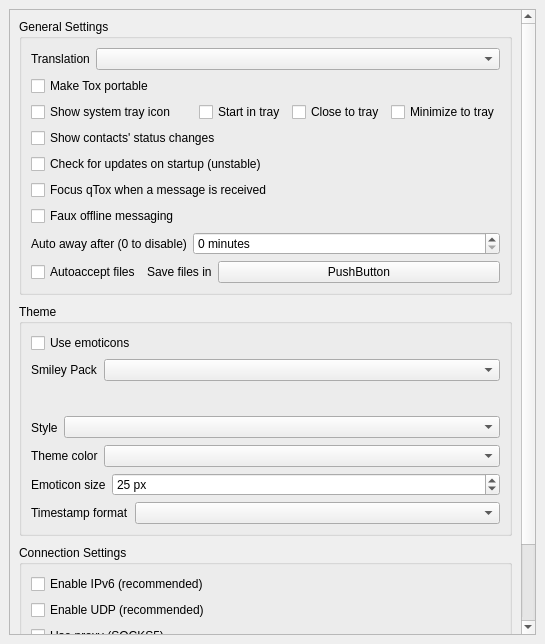
qTox/qTox, file src/widget/form/settings/generalsettings.ui: the form before one commit.
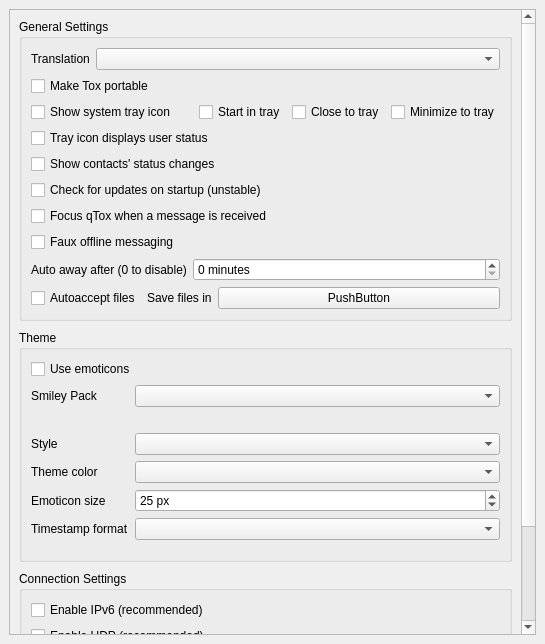
The form after the commit.

Commit message: Option for tray icon to display user status Theme options put into form layout Main window geometry is saved when window is resized Main window splitter is saved when it is moved

```diff
--- a/src/widget/form/settings/generalsettings.ui
+++ b/src/widget/form/settings/generalsettings.ui
@@ -143,6 +143,19 @@
             </item>
            </layout>
           </item>
+          <item>
+           <widget class="QCheckBox" name="trayShowsUserStatus">
+            <property name="sizePolicy">
+             <sizepolicy hsizetype="Fixed" vsizetype="Fixed">
+              <horstretch>0</horstretch>
+              <verstretch>0</verstretch>
+             </sizepolicy>
+            </property>
+            <property name="text">
+             <string>Tray icon displays user status</string>
+            </property>
+           </widget>
+          </item>
           <item>
            <widget class="QCheckBox" name="statusChanges">
             <property name="text">
@@ -274,15 +287,21 @@
            </widget>
           </item>
           <item>
-           <layout class="QHBoxLayout" name="smileyHLayout">
-            <item>
+           <layout class="QFormLayout" name="formLayout">
+            <property name="topMargin">
+             <number>0</number>
+            </property>
+            <property name="bottomMargin">
+             <number>0</number>
+            </property>
+            <item row="0" column="0">
              <widget class="QLabel" name="smileyPackLabel">
               <property name="text">
                <string extracomment="Text on smiley pack label">Smiley Pack</string>
               </property>
              </widget>
             </item>
-            <item>
+            <item row="0" column="1">
              <widget class="QComboBox" name="smileyPackBrowser">
               <property name="sizePolicy">
                <sizepolicy hsizetype="Expanding" vsizetype="Fixed">
@@ -292,9 +311,24 @@
               </property>
              </widget>
             </item>
-           </layout>
-          </item>
-          <item>
+            <item row="2" column="0">
+             <widget class="QLabel" name="styleLabel">
+              <property name="text">
+               <string>Style</string>
+              </property>
+             </widget>
+            </item>
+            <item row="2" column="1">
+             <widget class="QComboBox" name="styleBrowser">
+              <property name="sizePolicy">
+               <sizepolicy hsizetype="Expanding" vsizetype="Fixed">
+                <horstretch>0</horstretch>
+                <verstretch>0</verstretch>
+               </sizepolicy>
+              </property>
+             </widget>
+            </item>
+            <item row="1" column="0" colspan="2">
            <layout class="QHBoxLayout" name="horizontalLayout" stretch="0,0,0,0,0">
             <property name="sizeConstraint">
              <enum>QLayout::SetDefaultConstraint</enum>
@@ -351,37 +385,14 @@
             </item>
            </layout>
           </item>
-          <item>
-           <layout class="QHBoxLayout" name="styleHLayout">
-            <item>
-             <widget class="QLabel" name="styleLabel">
-              <property name="text">
-               <string>Style</string>
-              </property>
-             </widget>
-            </item>
-            <item alignment="Qt::AlignTop">
-             <widget class="QComboBox" name="styleBrowser">
-              <property name="sizePolicy">
-               <sizepolicy hsizetype="Expanding" vsizetype="Fixed">
-                <horstretch>0</horstretch>
-                <verstretch>0</verstretch>
-               </sizepolicy>
-              </property>
-             </widget>
-            </item>
-           </layout>
-          </item>
-          <item>
-           <layout class="QHBoxLayout" name="themeColorLayour">
-            <item>
+            <item row="3" column="0">
              <widget class="QLabel" name="themeColorLabel">
               <property name="text">
                <string>Theme color</string>
               </property>
              </widget>
             </item>
-            <item>
+            <item row="3" column="1">
              <widget class="QComboBox" name="themeColorCBox">
               <property name="sizePolicy">
                <sizepolicy hsizetype="Expanding" vsizetype="Fixed">
@@ -391,18 +402,14 @@
               </property>
              </widget>
             </item>
-           </layout>
-          </item>
-          <item>
-           <layout class="QHBoxLayout" name="emoiticonHLayout">
-            <item>
+            <item row="4" column="0">
              <widget class="QLabel" name="emoticonSizeLabel">
               <property name="text">
                <string>Emoticon size</string>
               </property>
              </widget>
             </item>
-            <item>
+            <item row="4" column="1">
              <widget class="QSpinBox" name="emoticonSize">
               <property name="sizePolicy">
                <sizepolicy hsizetype="Expanding" vsizetype="Fixed">
@@ -427,18 +434,14 @@
               </property>
              </widget>
             </item>
-           </layout>
-          </item>
-          <item>
-           <layout class="QHBoxLayout" name="timestampHLayout">
-            <item>
+            <item row="5" column="0">
              <widget class="QLabel" name="timestampLabel">
               <property name="text">
                <string>Timestamp format</string>
               </property>
              </widget>
             </item>
-            <item>
+            <item row="5" column="1">
              <widget class="QComboBox" name="timestamp">
               <property name="sizePolicy">
                <sizepolicy hsizetype="Expanding" vsizetype="Fixed">
```
Lines whose indentation alone changed are shown as unchanged. The commit also changes 6 other files.
